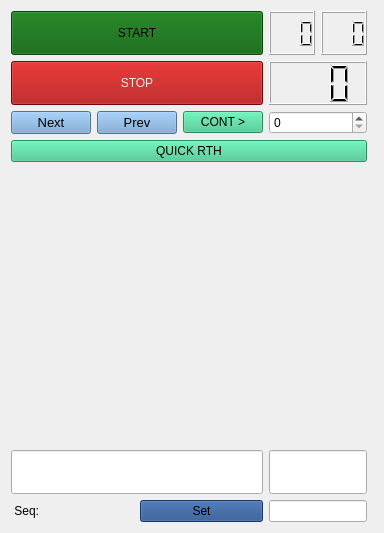
This is src/rviz_plugin/ui/mission.ui in azidanit/yolo_asv_ros_autonomous_control as Qt 5 draws it before an edit. The edited form follows.
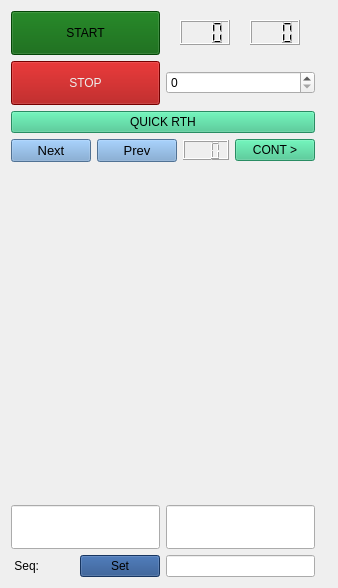
This is the edited form. Custom widgets are drawn as their Qt base class.

The edit to the form file:
```diff
--- a/src/rviz_plugin/ui/mission.ui
+++ b/src/rviz_plugin/ui/mission.ui
@@ -6,24 +6,77 @@
    <rect>
     <x>0</x>
     <y>0</y>
-    <width>384</width>
-    <height>533</height>
+    <width>336</width>
+    <height>588</height>
    </rect>
   </property>
   <property name="windowTitle">
    <string>Mission</string>
   </property>
   <layout class="QGridLayout" name="gridLayout">
-   <item row="17" column="1">
-    <widget class="QLineEdit" name="missionStatus">
-     <property name="maximumSize">
+   <item row="0" column="0">
+    <widget class="QPushButton" name="startButton">
+     <property name="minimumSize">
       <size>
-       <width>16777215</width>
+       <width>0</width>
        <height>44</height>
       </size>
      </property>
-     <property name="readOnly">
-      <bool>true</bool>
+     <property name="styleSheet">
+      <string notr="true">background-color: rgb(5, 96, 8);</string>
+     </property>
+     <property name="text">
+      <string>START</string>
+     </property>
+    </widget>
+   </item>
+   <item row="22" column="0">
+    <layout class="QHBoxLayout" name="horizontalLayout_3">
+     <item>
+      <widget class="QLabel" name="label">
+       <property name="text">
+        <string> Seq:</string>
+       </property>
+      </widget>
+     </item>
+     <item>
+      <widget class="QPushButton" name="setSeqButton">
+       <property name="styleSheet">
+        <string notr="true">background-color: rgb(32, 74, 135);</string>
+       </property>
+       <property name="text">
+        <string>Set</string>
+       </property>
+      </widget>
+     </item>
+    </layout>
+   </item>
+   <item row="2" column="1">
+    <widget class="QSpinBox" name="startAtspinBox">
+     <property name="maximumSize">
+      <size>
+       <width>16677</width>
+       <height>16777215</height>
+      </size>
+     </property>
+     <property name="maximum">
+      <number>99999</number>
+     </property>
+    </widget>
+   </item>
+   <item row="16" column="0" colspan="4">
+    <widget class="ManualControl" name="manual" native="true">
+     <property name="minimumSize">
+      <size>
+       <width>100</width>
+       <height>100</height>
+      </size>
+     </property>
+     <property name="maximumSize">
+      <size>
+       <width>9999</width>
+       <height>9999</height>
+      </size>
      </property>
     </widget>
    </item>
@@ -31,6 +84,12 @@
     <layout class="QHBoxLayout" name="horizontalLayout">
      <item>
       <widget class="QLCDNumber" name="missionLcd">
+       <property name="maximumSize">
+        <size>
+         <width>50</width>
+         <height>25</height>
+        </size>
+       </property>
        <property name="font">
         <font>
          <pointsize>11</pointsize>
@@ -43,6 +102,12 @@
      </item>
      <item>
       <widget class="QLCDNumber" name="wpLcd">
+       <property name="maximumSize">
+        <size>
+         <width>50</width>
+         <height>25</height>
+        </size>
+       </property>
        <property name="font">
         <font>
          <pointsize>11</pointsize>
@@ -55,7 +120,47 @@
      </item>
     </layout>
    </item>
-   <item row="3" column="0">
+   <item row="20" column="0">
+    <widget class="QLineEdit" name="dataToSTM">
+     <property name="maximumSize">
+      <size>
+       <width>16777215</width>
+       <height>44</height>
+      </size>
+     </property>
+     <property name="readOnly">
+      <bool>true</bool>
+     </property>
+    </widget>
+   </item>
+   <item row="2" column="0">
+    <widget class="QPushButton" name="stopButton">
+     <property name="minimumSize">
+      <size>
+       <width>0</width>
+       <height>44</height>
+      </size>
+     </property>
+     <property name="styleSheet">
+      <string notr="true">background-color: rgb(164, 0, 0);
+color: rgb(238, 238, 236);</string>
+     </property>
+     <property name="text">
+      <string>STOP</string>
+     </property>
+    </widget>
+   </item>
+   <item row="3" column="0" colspan="2">
+    <widget class="QPushButton" name="rth_pushButton">
+     <property name="styleSheet">
+      <string notr="true">background-color: rgb(57, 196, 138);</string>
+     </property>
+     <property name="text">
+      <string>QUICK RTH</string>
+     </property>
+    </widget>
+   </item>
+   <item row="6" column="0" colspan="2">
     <layout class="QHBoxLayout" name="horizontalLayout_2">
      <item>
       <widget class="QPushButton" name="nextWPButton">
@@ -87,6 +192,24 @@
        </property>
       </widget>
      </item>
+     <item>
+      <widget class="QLCDNumber" name="actionLcd">
+       <property name="maximumSize">
+        <size>
+         <width>16777215</width>
+         <height>20</height>
+        </size>
+       </property>
+       <property name="font">
+        <font>
+         <pointsize>11</pointsize>
+        </font>
+       </property>
+       <property name="digitCount">
+        <number>3</number>
+       </property>
+      </widget>
+     </item>
      <item>
       <widget class="QPushButton" name="continueButton">
        <property name="styleSheet">
@@ -99,82 +222,7 @@
      </item>
     </layout>
    </item>
-   <item row="12" column="0" colspan="2">
-    <widget class="QPushButton" name="rth_pushButton">
-     <property name="styleSheet">
-      <string notr="true">background-color: rgb(57, 196, 138);</string>
-     </property>
-     <property name="text">
-      <string>QUICK RTH</string>
-     </property>
-    </widget>
-   </item>
-   <item row="2" column="0">
-    <widget class="QPushButton" name="stopButton">
-     <property name="minimumSize">
-      <size>
-       <width>0</width>
-       <height>44</height>
-      </size>
-     </property>
-     <property name="styleSheet">
-      <string notr="true">background-color: rgb(164, 0, 0);
-color: rgb(238, 238, 236);</string>
-     </property>
-     <property name="text">
-      <string>STOP</string>
-     </property>
-    </widget>
-   </item>
-   <item row="3" column="1">
-    <widget class="QSpinBox" name="startAtspinBox">
-     <property name="maximum">
-      <number>99999</number>
-     </property>
-    </widget>
-   </item>
-   <item row="13" column="0" colspan="3">
-    <widget class="ManualControl" name="manual" native="true">
-     <property name="minimumSize">
-      <size>
-       <width>200</width>
-       <height>200</height>
-      </size>
-     </property>
-     <property name="maximumSize">
-      <size>
-       <width>9999</width>
-       <height>9999</height>
-      </size>
-     </property>
-    </widget>
-   </item>
-   <item row="17" column="0">
-    <widget class="QLineEdit" name="dataToSTM">
-     <property name="maximumSize">
-      <size>
-       <width>16777215</width>
-       <height>44</height>
-      </size>
-     </property>
-     <property name="readOnly">
-      <bool>true</bool>
-     </property>
-    </widget>
-   </item>
-   <item row="2" column="1">
-    <widget class="QLCDNumber" name="actionLcd">
-     <property name="font">
-      <font>
-       <pointsize>11</pointsize>
-      </font>
-     </property>
-     <property name="digitCount">
-      <number>3</number>
-     </property>
-    </widget>
-   </item>
-   <item row="19" column="1">
+   <item row="22" column="1">
     <widget class="QLineEdit" name="editMissionSeq">
      <property name="maximumSize">
       <size>
@@ -184,40 +232,16 @@
      </property>
     </widget>
    </item>
-   <item row="19" column="0">
-    <layout class="QHBoxLayout" name="horizontalLayout_3">
-     <item>
-      <widget class="QLabel" name="label">
-       <property name="text">
-        <string> Seq:</string>
-       </property>
-      </widget>
-     </item>
-     <item>
-      <widget class="QPushButton" name="setSeqButton">
-       <property name="styleSheet">
-        <string notr="true">background-color: rgb(32, 74, 135);</string>
-       </property>
-       <property name="text">
-        <string>Set</string>
-       </property>
-      </widget>
-     </item>
-    </layout>
-   </item>
-   <item row="0" column="0">
-    <widget class="QPushButton" name="startButton">
-     <property name="minimumSize">
+   <item row="20" column="1">
+    <widget class="QLineEdit" name="missionStatus">
+     <property name="maximumSize">
       <size>
-       <width>0</width>
+       <width>16777215</width>
        <height>44</height>
       </size>
      </property>
-     <property name="styleSheet">
-      <string notr="true">background-color: rgb(5, 96, 8);</string>
-     </property>
-     <property name="text">
-      <string>START</string>
+     <property name="readOnly">
+      <bool>true</bool>
      </property>
     </widget>
    </item>
```
